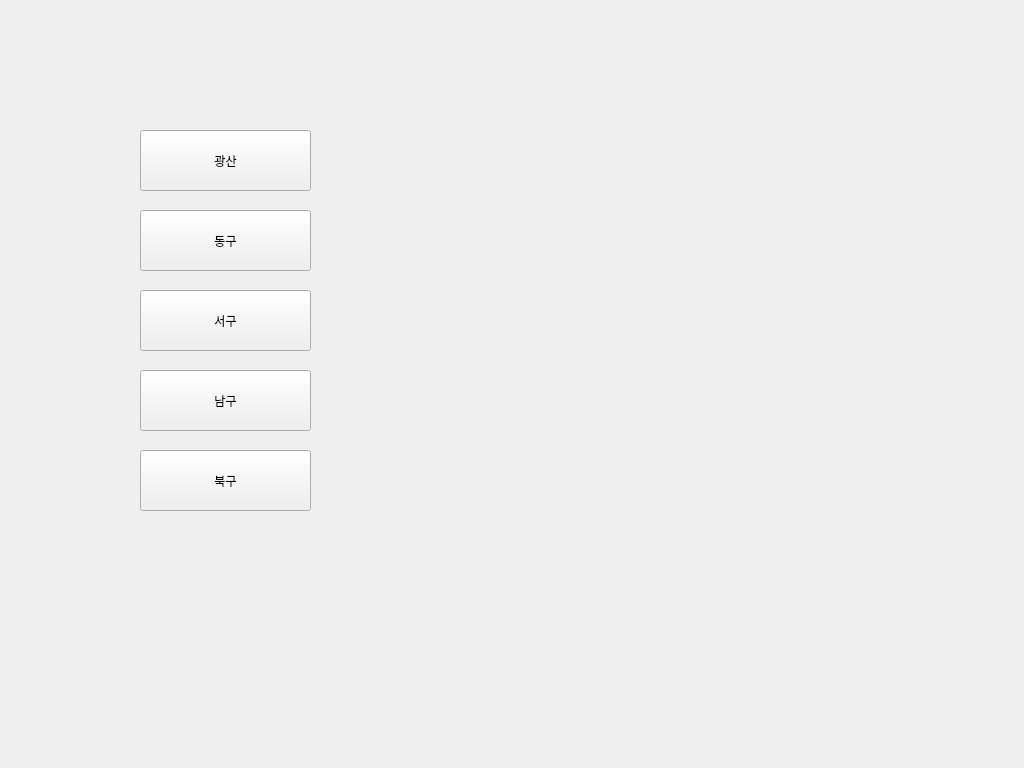
Before: the Qt Designer form 0102/guilist.ui in NoDoHyun/pythonProject1, drawn with Qt 5.
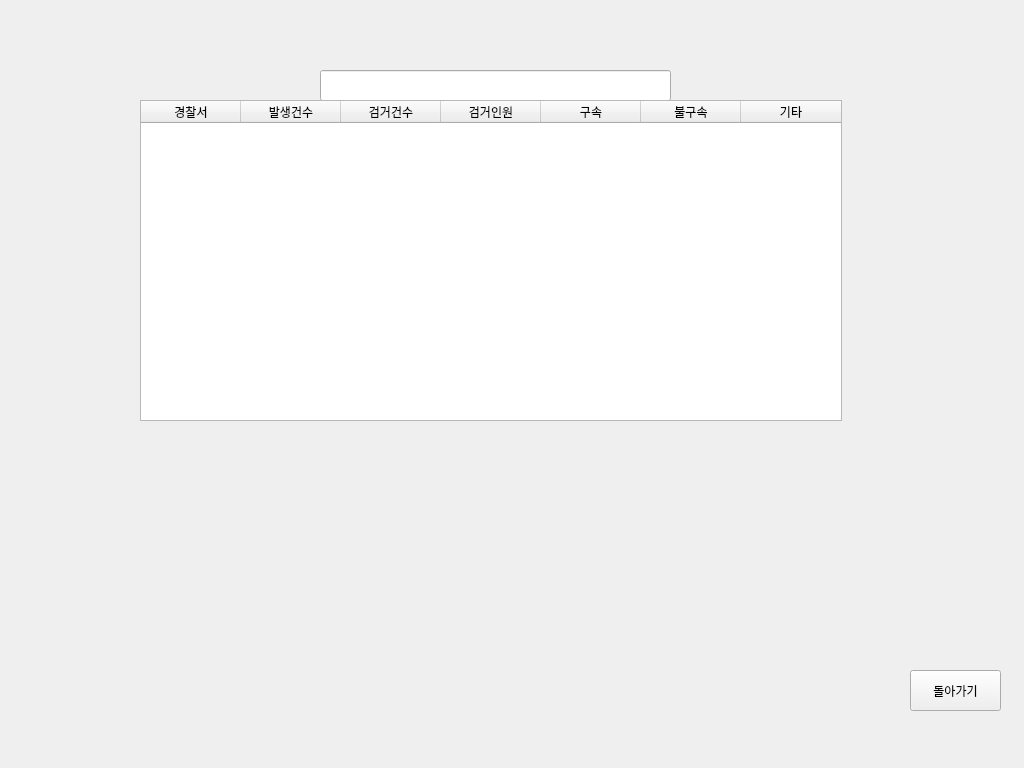
After: the same form once the commit is applied. The open tabs and pages were chosen to show the change.

The edit to the form file:
```diff
--- a/0102/guilist.ui
+++ b/0102/guilist.ui
@@ -40,6 +40,83 @@
      </property>
     </widget>
    </widget>
+   <widget class="QWidget" name="page_2">
+    <widget class="QLineEdit" name="lineEdit1">
+     <property name="geometry">
+      <rect>
+       <x>320</x>
+       <y>70</y>
+       <width>351</width>
+       <height>31</height>
+      </rect>
+     </property>
+    </widget>
+    <widget class="QTableWidget" name="tableWidget">
+     <property name="geometry">
+      <rect>
+       <x>140</x>
+       <y>100</y>
+       <width>702</width>
+       <height>321</height>
+      </rect>
+     </property>
+     <column>
+      <property name="text">
+       <string>경찰서</string>
+      </property>
+      <property name="toolTip">
+       <string/>
+      </property>
+      <property name="whatsThis">
+       <string/>
+      </property>
+     </column>
+     <column>
+      <property name="text">
+       <string>발생건수</string>
+      </property>
+     </column>
+     <column>
+      <property name="text">
+       <string>검거건수</string>
+      </property>
+     </column>
+     <column>
+      <property name="text">
+       <string>검거인원</string>
+      </property>
+     </column>
+     <column>
+      <property name="text">
+       <string>구속</string>
+      </property>
+     </column>
+     <column>
+      <property name="text">
+       <string>불구속</string>
+      </property>
+     </column>
+     <column>
+      <property name="text">
+       <string>기타</string>
+      </property>
+     </column>
+    </widget>
+    <widget class="QPushButton" name="back1">
+     <property name="geometry">
+      <rect>
+       <x>910</x>
+       <y>670</y>
+       <width>91</width>
+       <height>41</height>
+      </rect>
+     </property>
+     <property name="text">
+      <string>돌아가기</string>
+     </property>
+    </widget>
+   </widget>
+   <widget class="QWidget" name="page"/>
    <widget class="QWidget" name="page_6">
     <widget class="QPushButton" name="gwangsan">
      <property name="geometry">
```
Left out of the diff: 40 changed lines with no effect on the pictures.
